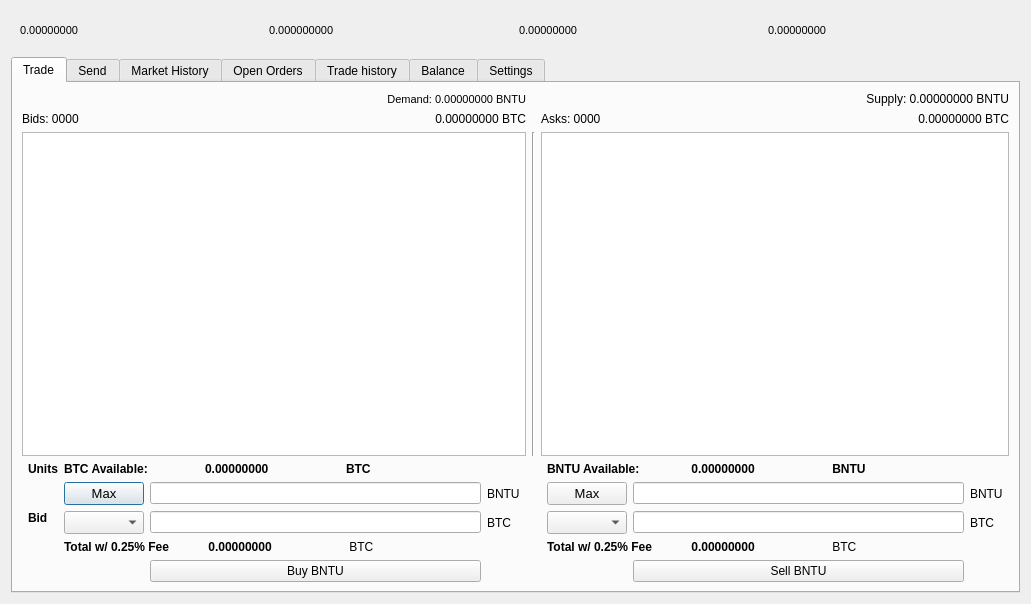
First picture: the form in src/qt/forms/tradingdialog.ui, repository btcreversal/safemasternode, before the edit.
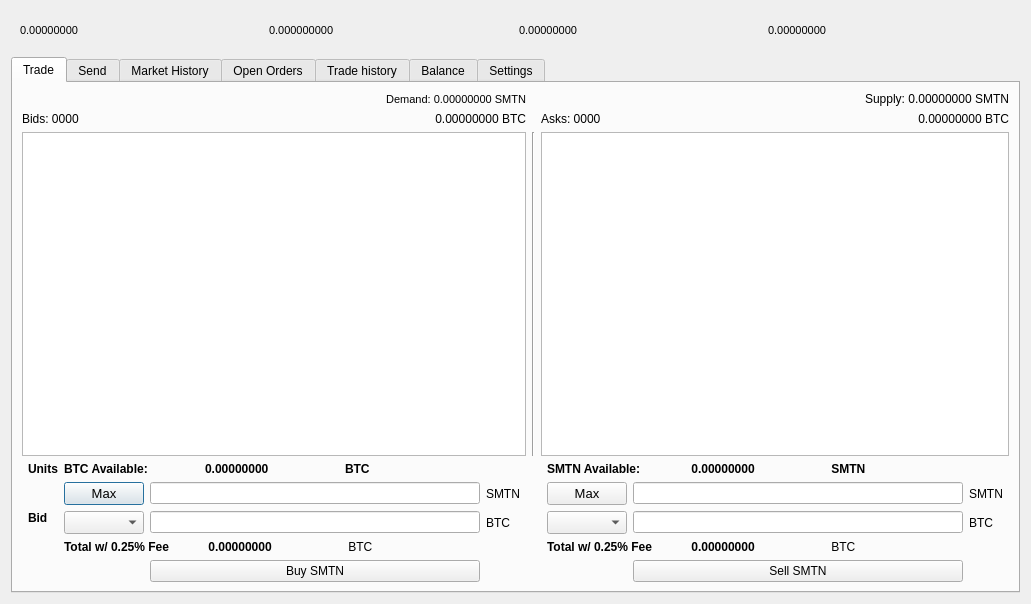
Second picture: the form after the edit. The open tabs and pages were chosen to show the change. Icons and pictures are not drawn.

Patch:
```diff
--- a/src/qt/forms/tradingdialog.ui
+++ b/src/qt/forms/tradingdialog.ui
@@ -704,7 +704,7 @@
             </font>
            </property>
            <property name="text">
-            <string>BNTU Available:</string>
+            <string>SMTN Available:</string>
            </property>
           </widget>
          </item>
@@ -1148,7 +1148,7 @@
             </font>
            </property>
            <property name="text">
-            <string> BNTU</string>
+            <string> SMTN</string>
            </property>
           </widget>
          </item>
@@ -1186,7 +1186,7 @@
        <item row="4" column="4">
         <widget class="QLabel" name="label_4">
          <property name="text">
-          <string>BNTU</string>
+          <string>SMTN</string>
          </property>
         </widget>
        </item>
@@ -1222,7 +1222,7 @@
        <item row="4" column="10">
         <widget class="QLabel" name="label_22">
          <property name="text">
-          <string>BNTU</string>
+          <string>SMTN</string>
          </property>
         </widget>
        </item>
@@ -2239,14 +2239,14 @@
        <item row="7" column="3">
         <widget class="QPushButton" name="BuyBNTU">
          <property name="text">
-          <string>Buy BNTU</string>
+          <string>Buy SMTN</string>
          </property>
         </widget>
        </item>
        <item row="7" column="9">
         <widget class="QPushButton" name="SellBNTUBTN">
          <property name="text">
-          <string>Sell BNTU</string>
+          <string>Sell SMTN</string>
          </property>
         </widget>
        </item>
@@ -2320,7 +2320,7 @@
           </font>
          </property>
          <property name="text">
-          <string>Demand: 0.00000000 BNTU</string>
+          <string>Demand: 0.00000000 SMTN</string>
          </property>
          <property name="alignment">
           <set>Qt::AlignRight|Qt::AlignTrailing|Qt::AlignVCenter</set>
@@ -2330,7 +2330,7 @@
        <item row="0" column="9" colspan="3">
         <widget class="QLabel" name="BNTUSupply">
          <property name="text">
-          <string>Supply: 0.00000000 BNTU</string>
+          <string>Supply: 0.00000000 SMTN</string>
          </property>
          <property name="alignment">
           <set>Qt::AlignRight|Qt::AlignTrailing|Qt::AlignVCenter</set>
```
Left out of the diff: 72 changed lines with no effect on the pictures.
